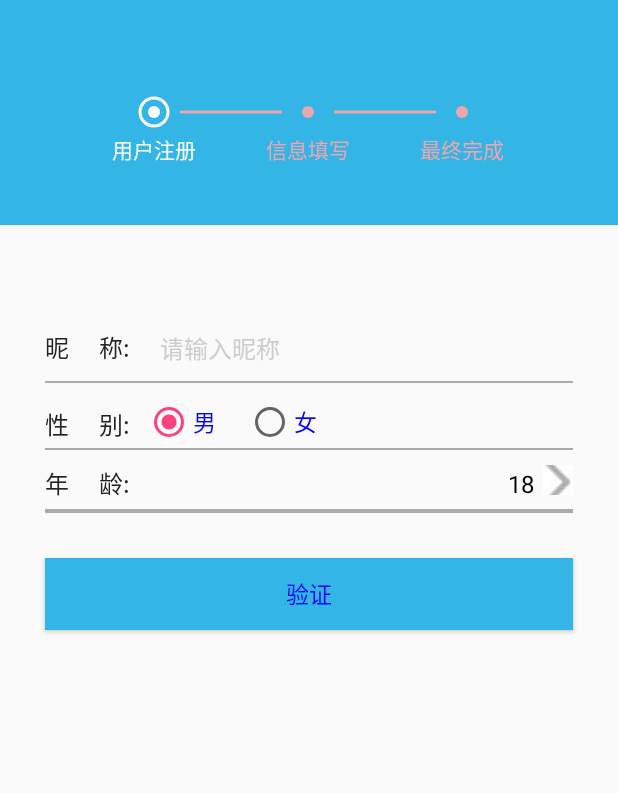
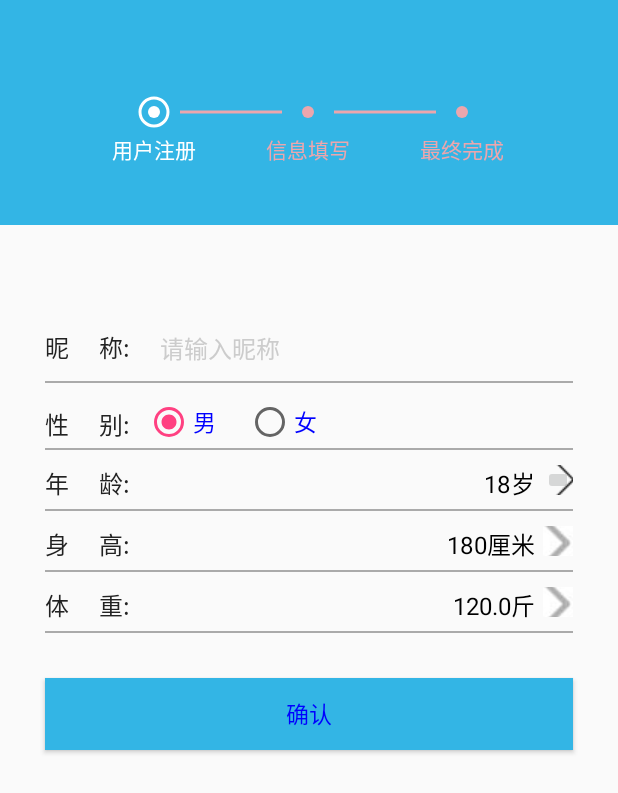
Before and after one commit to yotta15/sleep-partner, an Android app: the RegisterFragmentTwo screen opened directly, with no data from a screen before it, on a phone screen of 412 x 824 dp. Shown: the top 793 px of the screen. Run offline under Robolectric (Android 15) with nearby library versions, the phone set to English and light mode, and no system bars; libraries missing offline, so code that uses them is left out: cn.bmob.v3; 1 statement that could not run was skipped.

Commit message:
finish register-part two

```diff
--- a/app/src/main/res/layout/register_info.xml
+++ b/app/src/main/res/layout/register_info.xml
@@ -22,7 +22,7 @@
             android:textSize="16sp" />
 
         <EditText
-            android:id="@+id/etPhoneNumber"
+            android:id="@+id/nickname"
             android:layout_width="match_parent"
             android:layout_height="wrap_content"
             android:layout_marginRight="10dp"
@@ -59,26 +59,27 @@
         <TextView
             android:layout_width="wrap_content"
             android:layout_height="wrap_content"
+            android:layout_marginTop="5dp"
             android:text="性     别:"
             android:textColor="#222222"
-            android:textSize="16sp"
-            android:layout_marginTop="5dp"/>
+            android:textSize="16sp" />
+
         <RadioGroup
+            android:id="@+id/Sex"
             android:layout_width="wrap_content"
             android:layout_height="wrap_content"
+            android:layout_gravity="center_horizontal"
             android:layout_marginLeft="10dp"
             android:layout_marginTop="1dp"
-           android:orientation="horizontal"
-           android:layout_gravity="center_horizontal"
-           >
+            android:orientation="horizontal">
 
             <RadioButton
                 android:id="@+id/Sex_male"
                 android:layout_width="wrap_content"
                 android:layout_height="wrap_content"
                 android:layout_marginRight="20dp"
+                android:checked="true"
                 android:text="男"
-            android:checked="true"
                 android:textColor="#0000ff"
                 android:textSize="15sp" />
 
@@ -113,32 +114,71 @@
         <TextView
             android:layout_width="wrap_content"
             android:layout_height="wrap_content"
+            android:layout_marginTop="0dp"
             android:text="年     龄:"
             android:textColor="#222222"
-            android:textSize="16sp"
-            android:layout_marginTop="0dp"/>
+            android:textSize="16sp" />
 
-        <!--<NumberPicker-->
-        <!--android:layout_width="wrap_content"-->
-        <!--android:layout_height="80dp"-->
-        <!--android:focusable="true"-->
-        <!--android:focusableInTouchMode="true"/>-->
         <TextView
-
+            android:id="@+id/TextAge"
             android:layout_width="wrap_content"
             android:layout_height="wrap_content"
             android:layout_weight="1"
-            android:textSize="16sp"
+            android:gravity="right"
+            android:text="18岁"
             android:textColor="@android:color/black"
-            android:gravity="right"
-            android:text="18"/>
+            android:textSize="16sp" />
 
         <ImageButton
+            android:id="@+id/BtnAge"
+            android:layout_width="20dp"
+            android:layout_height="20dp"
             android:layout_marginLeft="5dp"
             android:layout_marginRight="0dp"
+            android:src="@drawable/raw" />
+
+    </LinearLayout>
+
+    <View
+        android:layout_width="match_parent"
+        android:layout_height="1dp"
+        android:layout_marginLeft="30dp"
+        android:layout_marginRight="30dp"
+        android:layout_marginTop="5dp"
+        android:background="@android:color/darker_gray" />
+
+    <LinearLayout
+        android:layout_width="match_parent"
+        android:layout_height="wrap_content"
+        android:layout_marginLeft="30dp"
+        android:layout_marginRight="30dp"
+        android:layout_marginTop="10dp"
+        android:orientation="horizontal">
+
+        <TextView
+            android:layout_width="wrap_content"
+            android:layout_height="wrap_content"
+            android:layout_marginTop="0dp"
+            android:text="身     高:"
+            android:textColor="#222222"
+            android:textSize="16sp" />
+
+        <TextView
+            android:id="@+id/TextHeight"
+            android:layout_width="wrap_content"
+            android:layout_height="wrap_content"
+            android:layout_weight="1"
+            android:gravity="right"
+            android:text="180厘米"
+            android:textColor="@android:color/black"
+            android:textSize="16sp" />
+
+        <ImageButton
+            android:id="@+id/BtnHeight"
             android:layout_width="20dp"
             android:layout_height="20dp"
-
+            android:layout_marginLeft="5dp"
+            android:layout_marginRight="0dp"
             android:src="@drawable/arrowhead" />
 
     </LinearLayout>
@@ -150,49 +190,60 @@
         android:layout_marginRight="30dp"
         android:layout_marginTop="5dp"
         android:background="@android:color/darker_gray" />
-    <!--<LinearLayout-->
-        <!--android:layout_width="match_parent"-->
-        <!--android:layout_height="wrap_content"-->
-        <!--android:layout_marginLeft="30dp"-->
-        <!--android:layout_marginRight="30dp"-->
-        <!--android:layout_marginTop="10dp"-->
-        <!--android:orientation="horizontal">-->
+    <LinearLayout
+        android:layout_width="match_parent"
+        android:layout_height="wrap_content"
+        android:layout_marginLeft="30dp"
+        android:layout_marginRight="30dp"
+        android:layout_marginTop="10dp"
+        android:orientation="horizontal">
 
-        <!--<TextView-->
-            <!--android:layout_width="wrap_content"-->
-            <!--android:layout_height="wrap_content"-->
-            <!--android:layout_marginTop="30dp"-->
-            <!--android:text="身     高:"-->
-            <!--android:textColor="#222222"-->
-            <!--android:textSize="16sp" />-->
+        <TextView
+            android:layout_width="wrap_content"
+            android:layout_height="wrap_content"
+            android:layout_marginTop="0dp"
+            android:text="体     重:"
+            android:textColor="#222222"
+            android:textSize="16sp" />
 
-        <!--<NumberPicker-->
-            <!--android:layout_width="wrap_content"-->
-            <!--android:layout_height="80dp"-->
-            <!--android:focusable="true"-->
-            <!--android:focusableInTouchMode="true"/>-->
+        <TextView
+            android:id="@+id/TextWeight"
+            android:layout_width="wrap_content"
+            android:layout_height="wrap_content"
+            android:layout_weight="1"
+            android:gravity="right"
+            android:text="120.0斤"
+            android:textColor="@android:color/black"
+            android:textSize="16sp" />
 
+        <ImageButton
+            android:id="@+id/BtnWeight"
+            android:layout_width="20dp"
+            android:layout_height="20dp"
+            android:layout_marginLeft="5dp"
+            android:layout_marginRight="0dp"
+            android:src="@drawable/arrowhead" />
 
-
-    <!--</LinearLayout>-->
+    </LinearLayout>
 
     <View
         android:layout_width="match_parent"
         android:layout_height="1dp"
         android:layout_marginLeft="30dp"
         android:layout_marginRight="30dp"
+        android:layout_marginTop="5dp"
         android:background="@android:color/darker_gray" />
 
     <Button
-        android:id="@+id/btnSubmitCode"
+        android:id="@+id/btnConfirm"
         android:layout_width="match_parent"
         android:layout_height="wrap_content"
-        android:background="@android:color/holo_blue_light"
-        android:gravity="center"
         android:layout_marginLeft="30dp"
         android:layout_marginRight="30dp"
         android:layout_marginTop="30dp"
-        android:text="验证"
+        android:background="@android:color/holo_blue_light"
+        android:gravity="center"
+        android:text="确认"
         android:textColor="#0000ff"
         android:textSize="15sp" />
 </LinearLayout>
```
Also changed, not shown: app/build.gradle (+5 -3 lines), app/src/main/java/com/example/gzy/test3/fragment/RegisterFragmentTwo.java (+131 -0 lines), app/src/main/res/layout/dialog_bottom_age.xml (added, +50 -0 lines), app/src/main/res/layout/dialog_bottom_height.xml (added, +50 -0 lines), app/src/main/res/layout/dialog_bottom_weight.xml (added, +50 -0 lines), app/src/main/res/drawable/arrowhead_right.png (added), app/src/main/res/drawable/raw.png (added). Lines whose indentation alone changed are shown as unchanged.
